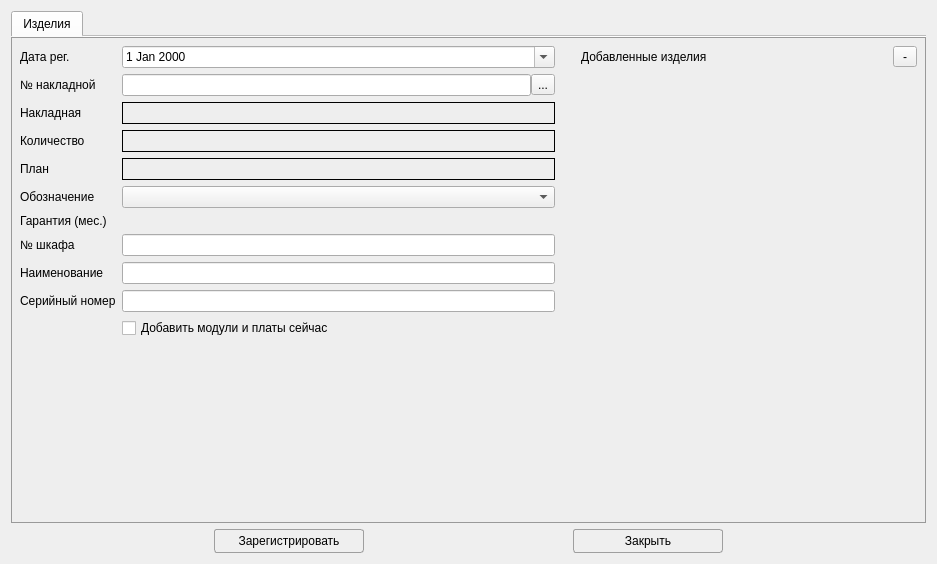
Qt form Remont/createprodwindow.ui (AlexeyScherbakov2021/Remont2) before a commit.
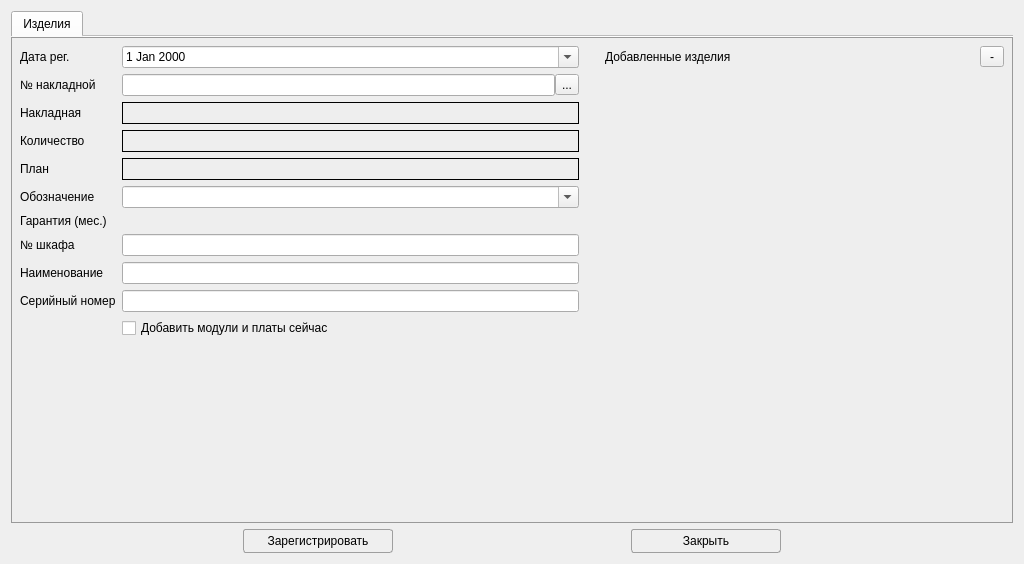
The same form after that commit. Icons and pictures are not drawn. Custom widgets are drawn as their Qt base class.

Patch:
```diff
--- a/Remont/createprodwindow.ui
+++ b/Remont/createprodwindow.ui
@@ -6,7 +6,7 @@
    <rect>
     <x>0</x>
     <y>0</y>
-    <width>937</width>
+    <width>1024</width>
     <height>564</height>
    </rect>
   </property>
@@ -90,7 +90,7 @@
       </attribute>
       <layout class="QVBoxLayout" name="verticalLayout_7">
        <item>
-        <layout class="QHBoxLayout" name="horizontalLayout_8" stretch="3,2">
+        <layout class="QHBoxLayout" name="horizontalLayout_8" stretch="4,3">
          <item>
           <layout class="QGridLayout" name="gridLayout_2">
            <item row="6" column="2">
@@ -283,6 +283,15 @@
                <height>16777215</height>
               </size>
              </property>
+             <property name="editable">
+              <bool>true</bool>
+             </property>
+             <property name="maxVisibleItems">
+              <number>20</number>
+             </property>
+             <property name="insertPolicy">
+              <enum>QComboBox::InsertPolicy::NoInsert</enum>
+             </property>
              <property name="minimumContentsLength">
               <number>0</number>
              </property>
```
